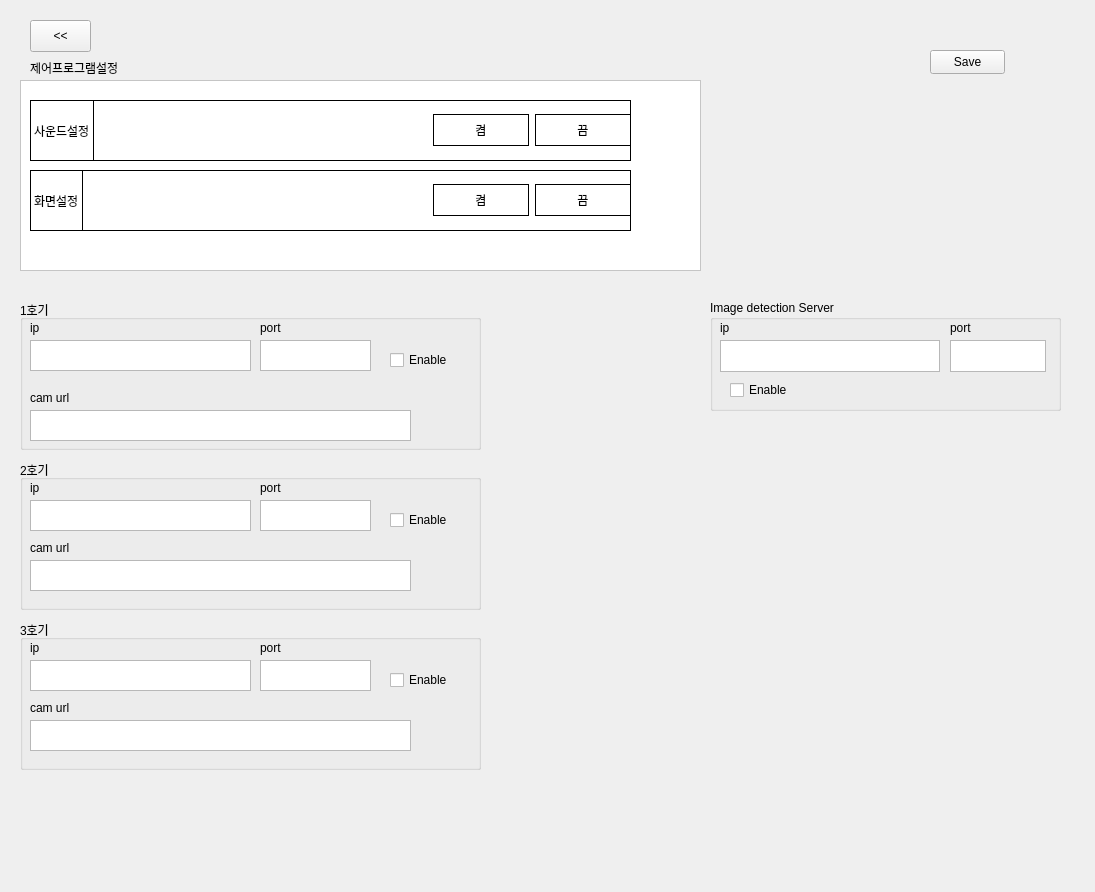
First picture: the form in UITool/UI/setupForm.ui, repository gearssoft/nagibot, before the edit.
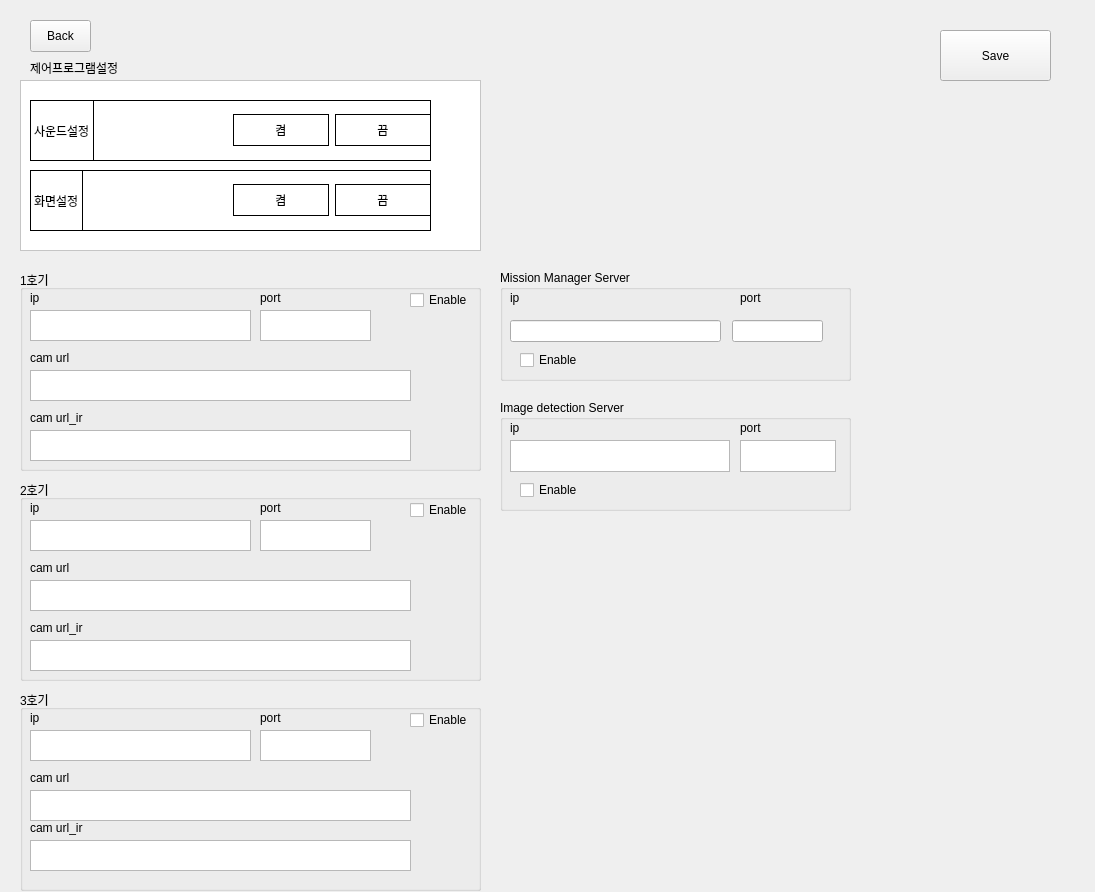
Second picture: the form after the edit.

```diff
--- a/UITool/UI/setupForm.ui
+++ b/UITool/UI/setupForm.ui
@@ -31,8 +31,8 @@
     <rect>
      <x>20</x>
      <y>80</y>
-     <width>681</width>
-     <height>191</height>
+     <width>461</width>
+     <height>171</height>
     </rect>
    </property>
    <property name="styleSheet">
@@ -49,7 +49,7 @@
      <rect>
       <x>10</x>
       <y>90</y>
-      <width>601</width>
+      <width>401</width>
       <height>61</height>
      </rect>
     </property>
@@ -111,7 +111,7 @@
      <rect>
       <x>10</x>
       <y>20</y>
-      <width>601</width>
+      <width>401</width>
       <height>61</height>
      </rect>
     </property>
@@ -179,16 +179,16 @@
     </rect>
    </property>
    <property name="text">
-    <string>&lt;&lt;</string>
+    <string>Back</string>
    </property>
   </widget>
   <widget class="QPushButton" name="pushButton_saveSetup">
    <property name="geometry">
     <rect>
-     <x>930</x>
-     <y>50</y>
-     <width>75</width>
-     <height>24</height>
+     <x>940</x>
+     <y>30</y>
+     <width>111</width>
+     <height>51</height>
     </rect>
    </property>
    <property name="text">
@@ -198,8 +198,8 @@
   <widget class="QGroupBox" name="DectectionServerConfig">
    <property name="geometry">
     <rect>
-     <x>710</x>
-     <y>300</y>
+     <x>500</x>
+     <y>400</y>
      <width>351</width>
      <height>111</height>
     </rect>
@@ -271,9 +271,9 @@
    <property name="geometry">
     <rect>
      <x>20</x>
-     <y>300</y>
+     <y>270</y>
      <width>461</width>
-     <height>150</height>
+     <height>201</height>
     </rect>
    </property>
    <property name="title">
@@ -283,7 +283,7 @@
     <property name="geometry">
      <rect>
       <x>10</x>
-      <y>110</y>
+      <y>100</y>
       <width>381</width>
       <height>31</height>
      </rect>
@@ -316,7 +316,7 @@
     <property name="geometry">
      <rect>
       <x>10</x>
-      <y>90</y>
+      <y>80</y>
       <width>71</width>
       <height>16</height>
      </rect>
@@ -351,9 +351,9 @@
    <widget class="QCheckBox" name="cbUnitEnable_1">
     <property name="geometry">
      <rect>
-      <x>370</x>
-      <y>50</y>
-      <width>79</width>
+      <x>390</x>
+      <y>20</y>
+      <width>71</width>
       <height>20</height>
      </rect>
     </property>
@@ -361,14 +361,37 @@
      <string>Enable</string>
     </property>
    </widget>
+   <widget class="QTextEdit" name="textEditCar1Camurl_IR">
+    <property name="geometry">
+     <rect>
+      <x>10</x>
+      <y>160</y>
+      <width>381</width>
+      <height>31</height>
+     </rect>
+    </property>
+   </widget>
+   <widget class="QLabel" name="label_14">
+    <property name="geometry">
+     <rect>
+      <x>10</x>
+      <y>140</y>
+      <width>71</width>
+      <height>16</height>
+     </rect>
+    </property>
+    <property name="text">
+     <string>cam url_ir</string>
+    </property>
+   </widget>
   </widget>
   <widget class="QGroupBox" name="Unit_2">
    <property name="geometry">
     <rect>
      <x>20</x>
-     <y>460</y>
+     <y>480</y>
      <width>461</width>
-     <height>150</height>
+     <height>201</height>
     </rect>
    </property>
    <property name="title">
@@ -446,9 +469,9 @@
    <widget class="QCheckBox" name="cbUnitEnable_2">
     <property name="geometry">
      <rect>
-      <x>370</x>
-      <y>50</y>
-      <width>79</width>
+      <x>390</x>
+      <y>20</y>
+      <width>61</width>
       <height>20</height>
      </rect>
     </property>
@@ -456,14 +479,37 @@
      <string>Enable</string>
     </property>
    </widget>
+   <widget class="QTextEdit" name="textEditCar2Camurl_IR">
+    <property name="geometry">
+     <rect>
+      <x>10</x>
+      <y>160</y>
+      <width>381</width>
+      <height>31</height>
+     </rect>
+    </property>
+   </widget>
+   <widget class="QLabel" name="label_15">
+    <property name="geometry">
+     <rect>
+      <x>10</x>
+      <y>140</y>
+      <width>71</width>
+      <height>16</height>
+     </rect>
+    </property>
+    <property name="text">
+     <string>cam url_ir</string>
+    </property>
+   </widget>
   </widget>
   <widget class="QGroupBox" name="Unit_3">
    <property name="geometry">
     <rect>
      <x>20</x>
-     <y>620</y>
+     <y>690</y>
      <width>461</width>
-     <height>150</height>
+     <height>201</height>
     </rect>
    </property>
    <property name="title">
@@ -541,8 +587,83 @@
    <widget class="QCheckBox" name="cbUnitEnable_3">
     <property name="geometry">
      <rect>
-      <x>370</x>
-      <y>50</y>
+      <x>390</x>
+      <y>20</y>
+      <width>61</width>
+      <height>20</height>
+     </rect>
+    </property>
+    <property name="text">
+     <string>Enable</string>
+    </property>
+   </widget>
+   <widget class="QTextEdit" name="textEditCar3Camurl_IR">
+    <property name="geometry">
+     <rect>
+      <x>10</x>
+      <y>150</y>
+      <width>381</width>
+      <height>31</height>
+     </rect>
+    </property>
+   </widget>
+   <widget class="QLabel" name="label_16">
+    <property name="geometry">
+     <rect>
+      <x>10</x>
+      <y>130</y>
+      <width>71</width>
+      <height>16</height>
+     </rect>
+    </property>
+    <property name="text">
+     <string>cam url_ir</string>
+    </property>
+   </widget>
+  </widget>
+  <widget class="QGroupBox" name="ManagerServerConfig">
+   <property name="geometry">
+    <rect>
+     <x>500</x>
+     <y>270</y>
+     <width>351</width>
+     <height>111</height>
+    </rect>
+   </property>
+   <property name="title">
+    <string>Mission Manager Server</string>
+   </property>
+   <widget class="QLabel" name="label_19">
+    <property name="geometry">
+     <rect>
+      <x>10</x>
+      <y>20</y>
+      <width>31</width>
+      <height>16</height>
+     </rect>
+    </property>
+    <property name="text">
+     <string>ip</string>
+    </property>
+   </widget>
+   <widget class="QLabel" name="label_20">
+    <property name="geometry">
+     <rect>
+      <x>240</x>
+      <y>20</y>
+      <width>31</width>
+      <height>16</height>
+     </rect>
+    </property>
+    <property name="text">
+     <string>port</string>
+    </property>
+   </widget>
+   <widget class="QCheckBox" name="cbEnable_MMServer">
+    <property name="geometry">
+     <rect>
+      <x>20</x>
+      <y>80</y>
       <width>79</width>
       <height>20</height>
      </rect>
@@ -551,6 +672,26 @@
      <string>Enable</string>
     </property>
    </widget>
+   <widget class="QLineEdit" name="lineEdit_MMS_IP">
+    <property name="geometry">
+     <rect>
+      <x>10</x>
+      <y>50</y>
+      <width>211</width>
+      <height>22</height>
+     </rect>
+    </property>
+   </widget>
+   <widget class="QLineEdit" name="lineEdit_MMS_Port">
+    <property name="geometry">
+     <rect>
+      <x>232</x>
+      <y>50</y>
+      <width>91</width>
+      <height>22</height>
+     </rect>
+    </property>
+   </widget>
   </widget>
  </widget>
  <resources/>
```
